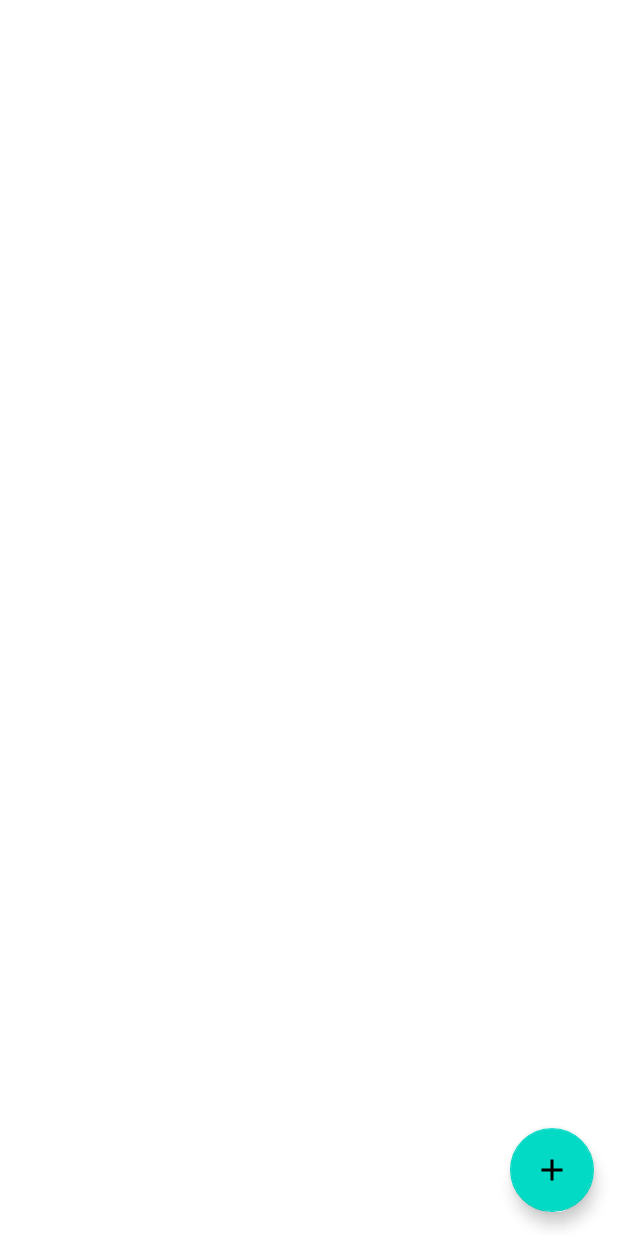
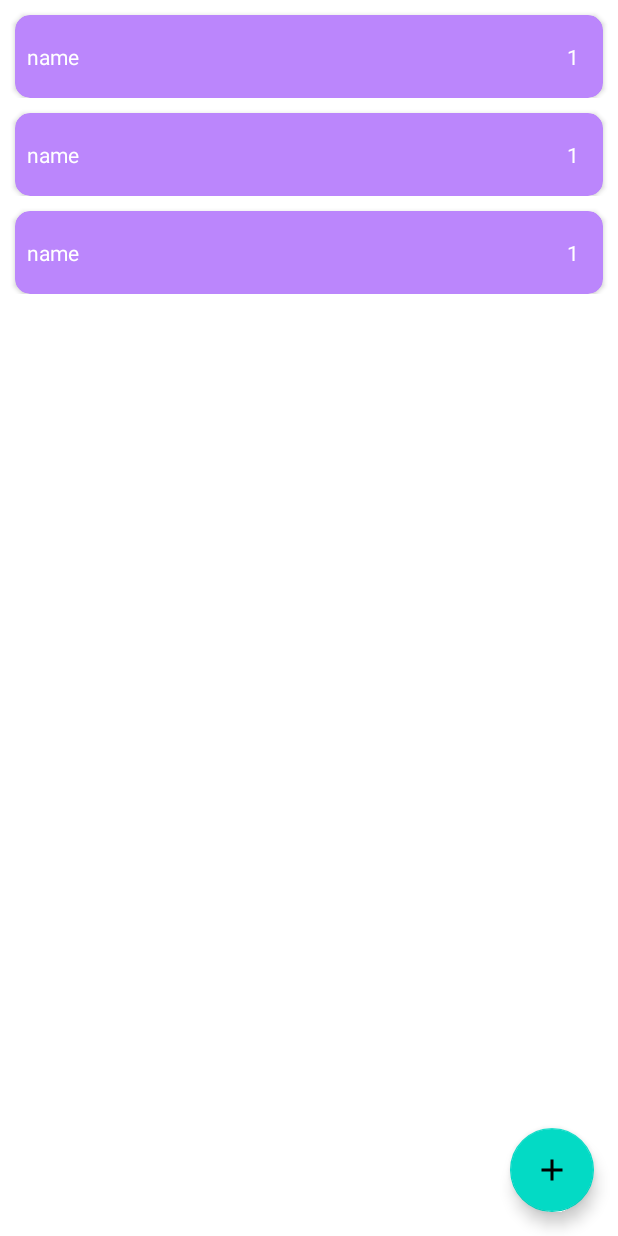
Before and after one commit to vitaliy-anatolievych/SuminShoppingList, an Android app: the layout activity_main.xml on its own in the app's theme, with its tools: preview values and no code run, on a phone screen of 412 x 824 dp. Run offline under Robolectric (Android 15) with nearby library versions, the phone set to English and light mode, and no system bars.

Commit message:
Простой адаптер RecyclerView

```diff
--- a/app/src/main/res/layout/activity_main.xml
+++ b/app/src/main/res/layout/activity_main.xml
@@ -7,29 +7,29 @@
     tools:context=".presentation.main.MainActivity">
 
 
-    <ScrollView
-        android:layout_width="match_parent"
-        android:layout_height="match_parent"
-        app:layout_constraintBottom_toBottomOf="parent"
-        app:layout_constraintEnd_toEndOf="parent"
-        app:layout_constraintStart_toStartOf="parent"
-        app:layout_constraintTop_toTopOf="parent" >
+<!--    <ScrollView-->
+<!--        android:layout_width="match_parent"-->
+<!--        android:layout_height="match_parent"-->
+<!--        app:layout_constraintBottom_toBottomOf="parent"-->
+<!--        app:layout_constraintEnd_toEndOf="parent"-->
+<!--        app:layout_constraintStart_toStartOf="parent"-->
+<!--        app:layout_constraintTop_toTopOf="parent" >-->
 
-        <LinearLayout
-            android:id="@+id/ll_shop_list"
-            android:paddingBottom="10dp"
-            android:layout_width="match_parent"
-            android:layout_height="wrap_content"
-            android:orientation="vertical" />
+<!--        <LinearLayout-->
+<!--            android:id="@+id/ll_shop_list"-->
+<!--            android:paddingBottom="10dp"-->
+<!--            android:layout_width="match_parent"-->
+<!--            android:layout_height="wrap_content"-->
+<!--            android:orientation="vertical" />-->
 
-    </ScrollView>
+<!--    </ScrollView>-->
 
     <androidx.recyclerview.widget.RecyclerView
         android:id="@+id/rc_shop_list"
         android:layout_width="match_parent"
         android:layout_height="match_parent"
         tools:listitem="@layout/shop_item_enabled"
-        android:visibility="gone"
+        app:layoutManager="androidx.recyclerview.widget.LinearLayoutManager"
         app:layout_constraintBottom_toBottomOf="parent"
         app:layout_constraintEnd_toEndOf="parent"
         app:layout_constraintStart_toStartOf="parent"
--- a/data/src/main/java/com/udemy/data/repositories/ShopListRepositoryImpl.kt
+++ b/data/src/main/java/com/udemy/data/repositories/ShopListRepositoryImpl.kt
@@ -11,7 +11,7 @@ class ShopListRepositoryImpl: ShopListRepository {
 
 
     init {
-        for (i in 0..20) {
+        for (i in 0..200) {
             val shopItem = ShopItem("Элемент $i", i,Random.nextBoolean())
             addShopItem(shopItem)
         }
```
Also changed, not shown: app/src/main/java/com/udemy/suminshoppinglist/presentation/main/MainActivity.kt (+31 -18 lines), app/src/main/java/com/udemy/suminshoppinglist/presentation/main/adapter/ShopListAdapter.kt (+40 -19 lines).
